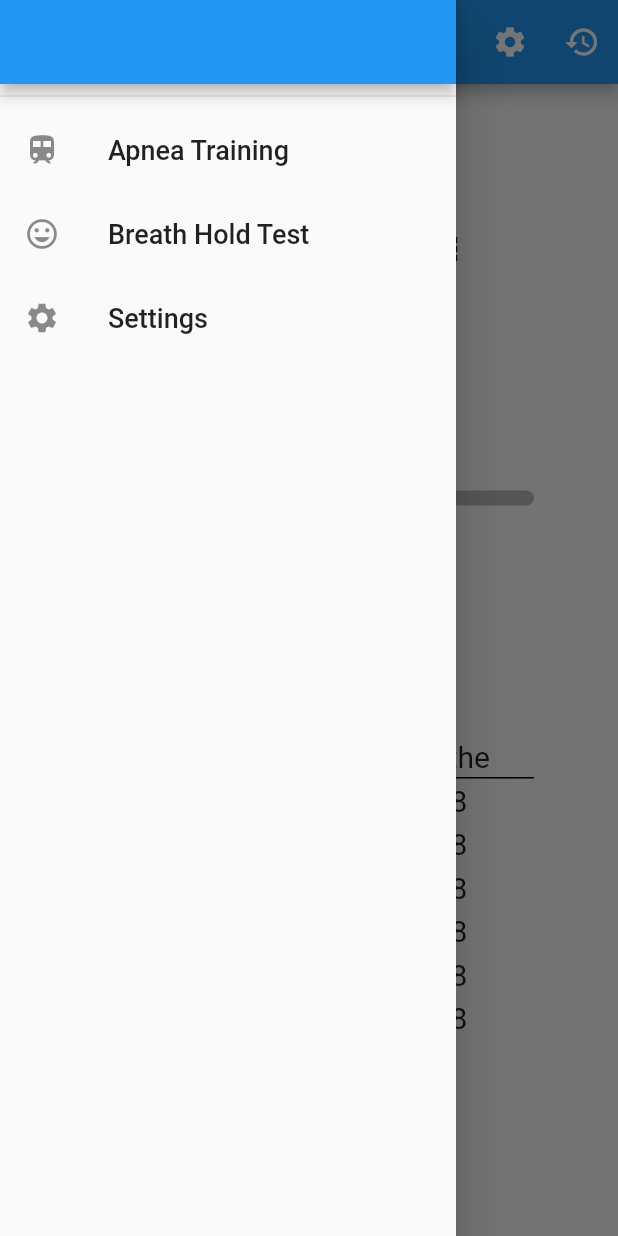
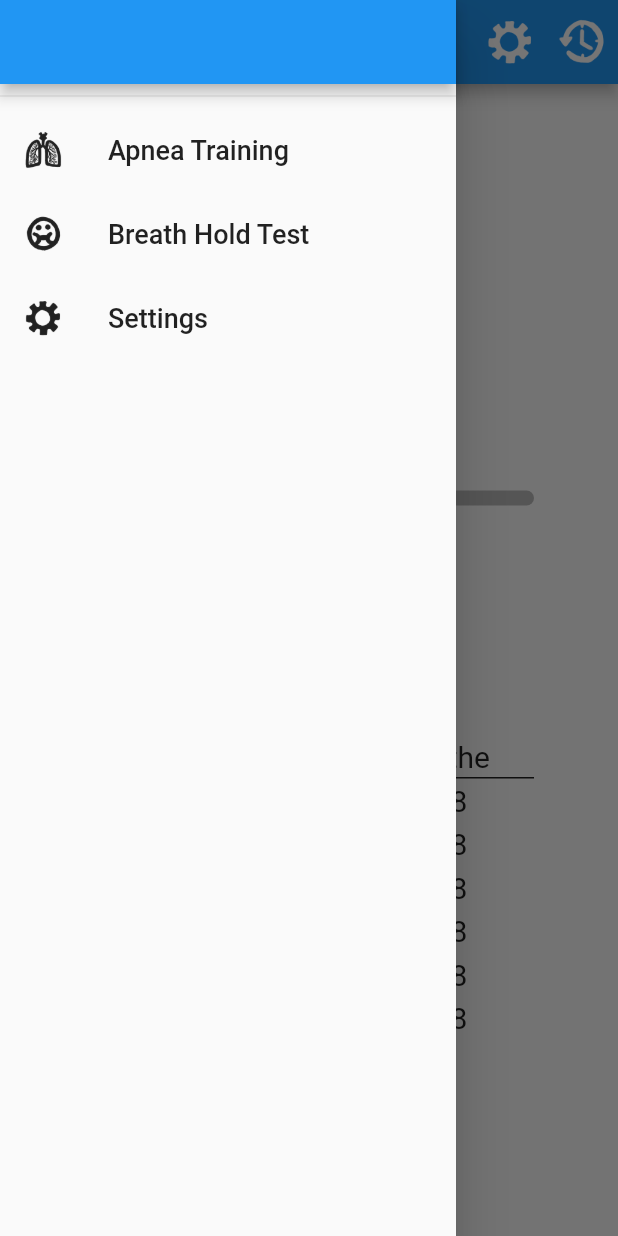
Before and after one commit to YuChaoGithub/flutter-apnea-app, a Flutter app: the screen it shows after launch, with the side drawer open, on a phone screen of 412 x 824 dp. Run offline on Flutter 3.47's test engine with Material 2 defaults, Android fonts, the phone set to English and light mode, and no system bars; drawn by our look-alikes of flutter_animation_progress_bar.

Commit message:
Added some custom icons as well as theming.

```diff
--- a/lib/main.dart
+++ b/lib/main.dart
@@ -16,6 +16,7 @@ class MyApp extends StatelessWidget {
   Widget build(BuildContext context) {
     return MaterialApp(
       title: 'Apnea',
+      // theme: ThemeData.dark(),
       home: TrainingScreen(),
       routes: {
         TrainingScreen.routeName: (ctx) => TrainingScreen(),
--- a/lib/screens/breath_hold_test_history_screen.dart
+++ b/lib/screens/breath_hold_test_history_screen.dart
@@ -10,7 +10,10 @@ class BreathHoldTestHistoryScreen extends StatelessWidget {
         title: const Text('History'),
         actions: <Widget>[
           IconButton(
-            icon: Icon(Icons.share),
+            icon: Image.asset(
+              'assets/icons/share.png',
+              color: Theme.of(context).primaryIconTheme.color,
+            ),
             onPressed: () {},
           ),
         ],
--- a/lib/screens/breath_hold_test_screen.dart
+++ b/lib/screens/breath_hold_test_screen.dart
@@ -15,7 +15,10 @@ class BreathHoldTestScreen extends StatelessWidget {
         title: const Text('Breath Hold Test'),
         actions: <Widget>[
           IconButton(
-            icon: Icon(Icons.history),
+            icon: Image.asset(
+              'assets/icons/history.png',
+              color: Theme.of(context).primaryIconTheme.color,
+            ),
             onPressed: () {
               Navigator.of(context)
                   .pushNamed(BreathHoldTestHistoryScreen.routeName);
@@ -73,7 +76,8 @@ class BreathHoldTestScreen extends StatelessWidget {
             Container(
               width: 275,
               height: 300,
-              child: Text('Instructions:\n1. Hold Hold Hold do the Hold Hold Hold.\n2. OK.'),
+              child: Text(
+                  'Instructions:\n1. Hold Hold Hold do the Hold Hold Hold.\n2. OK.'),
             ),
             SizedBox(height: 30),
           ],
--- a/lib/screens/training_history_details_screen.dart
+++ b/lib/screens/training_history_details_screen.dart
@@ -10,7 +10,10 @@ class TrainingHistoryDetailsScreen extends StatelessWidget {
         title: Text(''),
         actions: <Widget>[
           IconButton(
-            icon: Icon(Icons.share),
+            icon: Image.asset(
+              'asset/icons/share.png',
+              color: Theme.of(context).primaryIconTheme.color,
+            ),
             onPressed: () {},
           ),
         ],
--- a/lib/screens/training_screen.dart
+++ b/lib/screens/training_screen.dart
@@ -23,13 +23,13 @@ class TrainingScreen extends StatelessWidget {
         ),
         actions: <Widget>[
           IconButton(
-            icon: Icon(Icons.settings),
+            icon: Image.asset('assets/icons/settings.png', color: Theme.of(context).primaryIconTheme.color),
             onPressed: () {
               Navigator.of(context).pushNamed(CustomizeTableScreen.routeName);
             },
           ),
           IconButton(
-            icon: Icon(Icons.history),
+            icon: Image.asset('assets/icons/history.png', color: Theme.of(context).primaryIconTheme.color),
             onPressed: () {
               Navigator.of(context).pushNamed(TrainingHistoryScreen.routeName);
             },
@@ -53,10 +53,10 @@ class TrainingScreen extends StatelessWidget {
               mainAxisAlignment: MainAxisAlignment.center,
               children: <Widget>[
                 IconButton(
-                  icon: Icon(Icons.speaker),
+                  icon: Image.asset('assets/icons/lungs.png', color: Theme.of(context).iconTheme.color),
                   onPressed: () {},
                 ),
-                SizedBox(width: 30),
+                SizedBox(width: 25),
                 Container(
                   width: 70,
                   height: 70,
@@ -107,10 +107,10 @@ class TrainingScreen extends StatelessWidget {
 
 class TrainingTableWidget extends StatelessWidget {
   TableRow _buildTableRow(String index, String holdTime, String breatheTime,
-      {bool isTitle = false}) {
+      {bool isTitle = false, BuildContext context}) {
     return TableRow(
       decoration: isTitle
-          ? BoxDecoration(border: Border(bottom: BorderSide(width: 1)))
+          ? BoxDecoration(border: Border(bottom: BorderSide(width: 1, color: Theme.of(context).textTheme.body1.color)))
           : BoxDecoration(),
       children: <Widget>[
         Padding(
@@ -143,7 +143,7 @@ class TrainingTableWidget extends StatelessWidget {
           0: FractionColumnWidth(0.15),
         },
         children: <TableRow>[
-          _buildTableRow('#', 'Hold', 'Breathe', isTitle: true),
+          _buildTableRow('#', 'Hold', 'Breathe', isTitle: true, context: context),
           _buildTableRow('1', '3:32', '5:58'),
           _buildTableRow('2', '3:32', '5:58'),
           _buildTableRow('3', '3:32', '5:58'),
--- a/lib/widgets/drawer_widget.dart
+++ b/lib/widgets/drawer_widget.dart
@@ -18,17 +18,29 @@ class DrawerWidget extends StatelessWidget {
             Divider(),
             DrawerItem(
               title: 'Apnea Training',
-              icon: Icon(Icons.train),
+              icon: Image.asset(
+                'assets/icons/lungs.png',
+                color: Theme.of(context).iconTheme.color,
+                scale: 20.0,
+              ),
               targetRoute: TrainingScreen.routeName,
             ),
             DrawerItem(
               title: 'Breath Hold Test',
-              icon: Icon(Icons.tag_faces),
+              icon: Image.asset(
+                'assets/icons/breath_holding.png',
+                color: Theme.of(context).iconTheme.color,
+                scale: 20.0,
+              ),
               targetRoute: BreathHoldTestScreen.routeName,
             ),
             DrawerItem(
               title: 'Settings',
-              icon: Icon(Icons.settings),
+              icon: Image.asset(
+                'assets/icons/settings.png',
+                color: Theme.of(context).iconTheme.color,
+                scale: 20.0,
+              ),
               targetRoute: SettingsScreen.routeName,
             ),
           ],
@@ -40,7 +52,7 @@ class DrawerWidget extends StatelessWidget {
 
 class DrawerItem extends StatelessWidget {
   final String title;
-  final Icon icon;
+  final Widget icon;
   final String targetRoute;
 
   DrawerItem({
--- a/pubspec.yaml
+++ b/pubspec.yaml
@@ -47,6 +47,9 @@ flutter:
   # assets:
   #  - images/a_dot_burr.jpeg
   #  - images/a_dot_ham.jpeg
+  assets:
+    - assets/icons/
+
 
   # An image asset can refer to one or more resolution-specific "variants", see
   # https://flutter.dev/assets-and-images/#resolution-aware.
```
Also changed, not shown: assets/icons/breath_holding.png (added), assets/icons/history.png (added), assets/icons/lungs.png (added), assets/icons/menu.png (added), assets/icons/settings.png (added), assets/icons/share.png (added), 1 other file.
